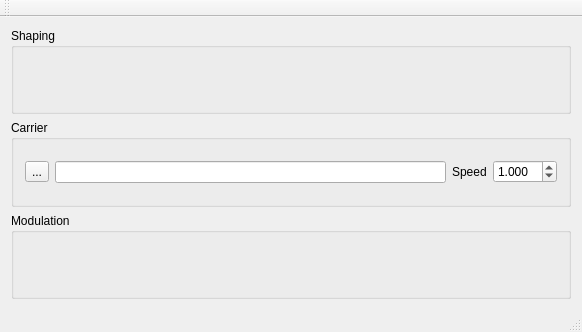
Above: Synth12/mainwindow.ui from djeemie2000/SynthPlayground before the change. Below: the same form after it.
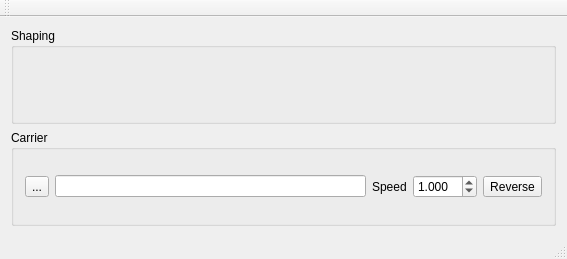
That is the form after the change.

Commit message: Synth12: reverse option + small mods

```diff
--- a/Synth12/mainwindow.ui
+++ b/Synth12/mainwindow.ui
@@ -6,8 +6,8 @@
    <rect>
     <x>0</x>
     <y>0</y>
-    <width>582</width>
-    <height>332</height>
+    <width>567</width>
+    <height>259</height>
    </rect>
   </property>
   <property name="windowTitle">
@@ -79,22 +79,13 @@
          </property>
         </widget>
        </item>
-      </layout>
-     </widget>
-    </item>
-    <item>
-     <widget class="QGroupBox" name="groupBox_Shaping">
-      <property name="title">
-       <string>Modulation</string>
-      </property>
-      <property name="flat">
-       <bool>false</bool>
-      </property>
-      <layout class="QHBoxLayout" name="horizontalLayout_2">
        <item>
-        <widget class="QLabel" name="label_3">
+        <widget class="QToolButton" name="toolButton_Carrier_Reverse">
          <property name="text">
-          <string/>
+          <string>Reverse</string>
+         </property>
+         <property name="checkable">
+          <bool>true</bool>
          </property>
         </widget>
        </item>
```
Left out of the diff: 4 changed lines with no effect on the pictures. The commit also changes 3 other files.
